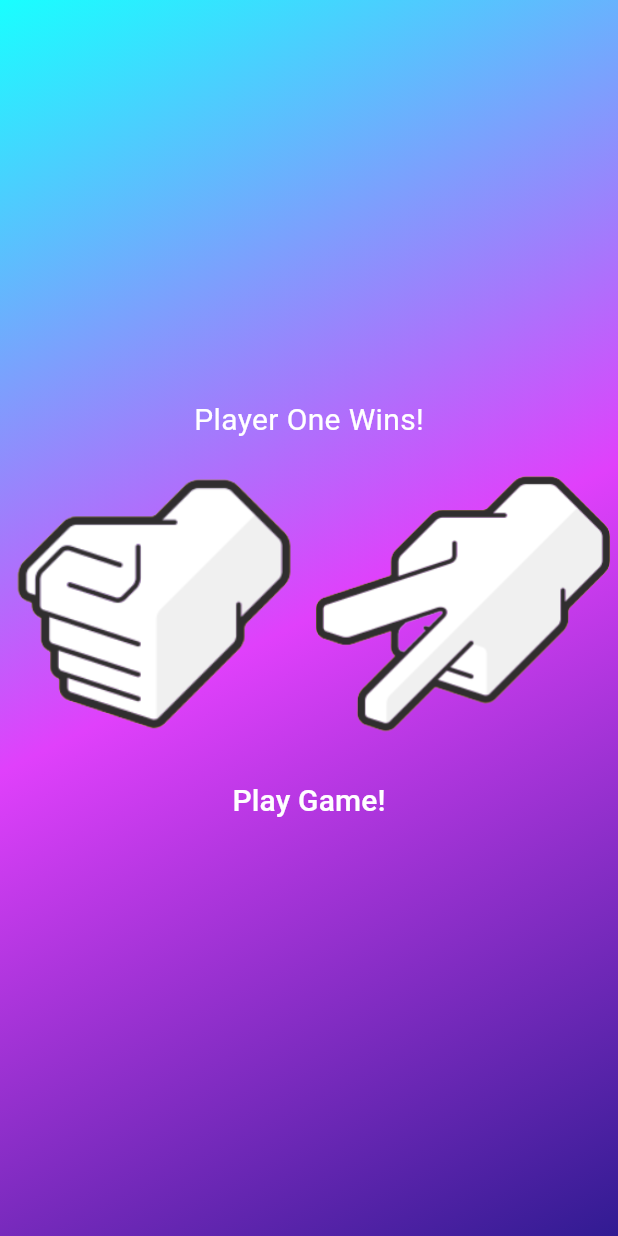
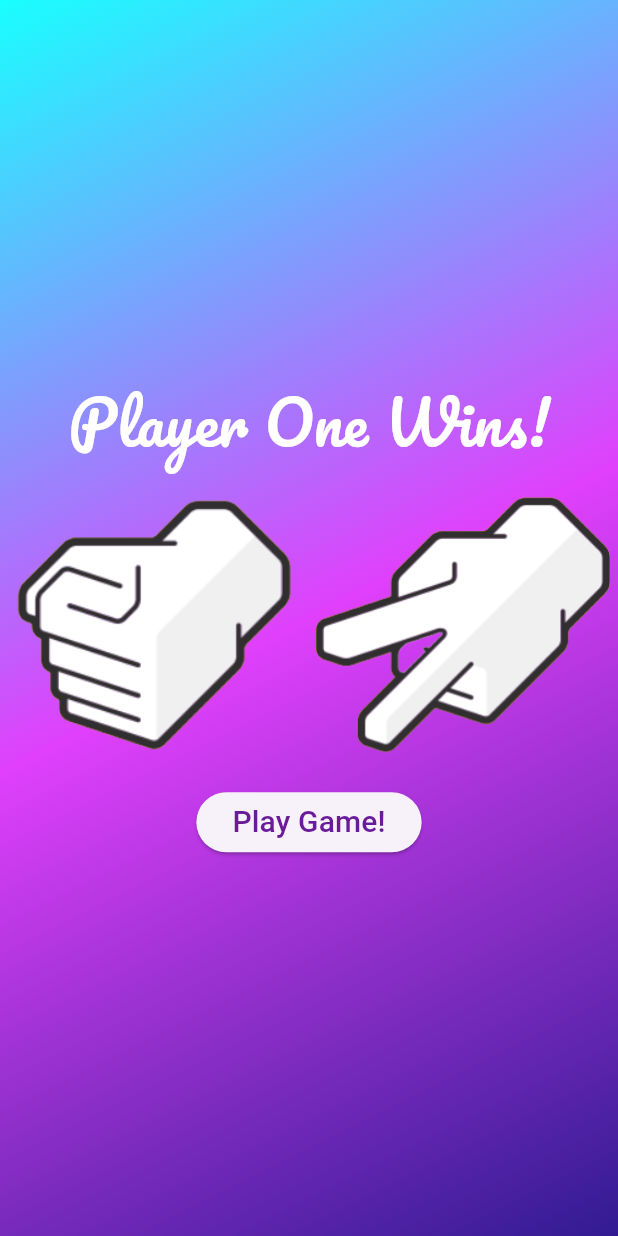
Before and after one commit to Jimcl6/flutter_rock_paper_scissors, a Flutter app: the screen it shows after launch, after a tap on "Play Game!", on a phone screen of 412 x 824 dp. Run offline on Flutter 3.47's test engine with Material 3 defaults, Android fonts, the phone set to English and light mode, and no system bars; our stand-ins replace google_fonts; Roboto replaces fonts that are missing (Kalnia).

Commit message:
initialize commit google fonts and change button

```diff
--- a/lib/players.dart
+++ b/lib/players.dart
@@ -1,5 +1,6 @@
 import 'package:flutter/material.dart';
 import 'dart:math';
+import 'package:google_fonts/google_fonts.dart';
 
 class PlayerScreen extends StatefulWidget {
   const PlayerScreen({super.key});
@@ -32,7 +33,7 @@ class _PlayerScreenState extends State<PlayerScreen> {
           (playerOne == 3 && playerTwo == 1)) {
         score = "Player One Wins!";
       } else {
-        score = "Player 2 Wins!";
+        score = "Player Two Wins!";
       }
     });
   }
@@ -45,7 +46,8 @@ class _PlayerScreenState extends State<PlayerScreen> {
         children: [
           Text(
             score,
-            style: const TextStyle(color: Colors.white, fontSize: 20),
+            style: GoogleFonts.pacifico(
+                textStyle: const TextStyle(color: Colors.white, fontSize: 40)),
           ),
           Row(
             mainAxisAlignment: MainAxisAlignment.center,
@@ -55,14 +57,17 @@ class _PlayerScreenState extends State<PlayerScreen> {
               Expanded(child: Image.asset("images/image_$playerTwo.png")),
             ],
           ),
-          TextButton(
-              onPressed: () {
-                decisionMaker();
-              },
-              child: const Text(
-                "Play Game!",
-                style: TextStyle(color: Colors.white, fontSize: 20),
-              ))
+          ElevatedButton(
+            onPressed: () {
+              decisionMaker();
+            },
+            child: Text(
+              "Play Game!",
+              style: GoogleFonts.kalnia(
+                  textStyle: TextStyle(color: Colors.purple.shade800),
+                  fontSize: 20),
+            ),
+          )
         ],
       ),
     );
--- a/pubspec.yaml
+++ b/pubspec.yaml
@@ -35,6 +35,7 @@ dependencies:
   # The following adds the Cupertino Icons font to your application.
   # Use with the CupertinoIcons class for iOS style icons.
   cupertino_icons: ^1.0.6
+  google_fonts: ^6.2.1
 
 dev_dependencies:
   flutter_test:
```
Also changed, not shown: pubspec.lock, 1 other file.
